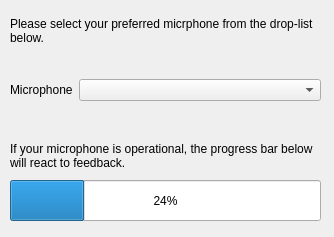
Old version of the form ui/wizards/micsetup/micselect.ui in the repository GunioRobot/speechcontrol.
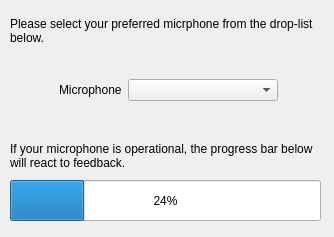
New version of the form.

```diff
--- a/ui/wizards/micsetup/micselect.ui
+++ b/ui/wizards/micsetup/micselect.ui
@@ -10,6 +10,18 @@
     <height>237</height>
    </rect>
   </property>
+  <property name="minimumSize">
+   <size>
+    <width>334</width>
+    <height>237</height>
+   </size>
+  </property>
+  <property name="maximumSize">
+   <size>
+    <width>334</width>
+    <height>237</height>
+   </size>
+  </property>
   <property name="windowTitle">
    <string>WizardPage</string>
   </property>
@@ -39,6 +51,9 @@
     </rect>
    </property>
    <layout class="QFormLayout" name="formLayout">
+    <property name="fieldGrowthPolicy">
+     <enum>QFormLayout::ExpandingFieldsGrow</enum>
+    </property>
     <property name="formAlignment">
      <set>Qt::AlignCenter</set>
     </property>
```
